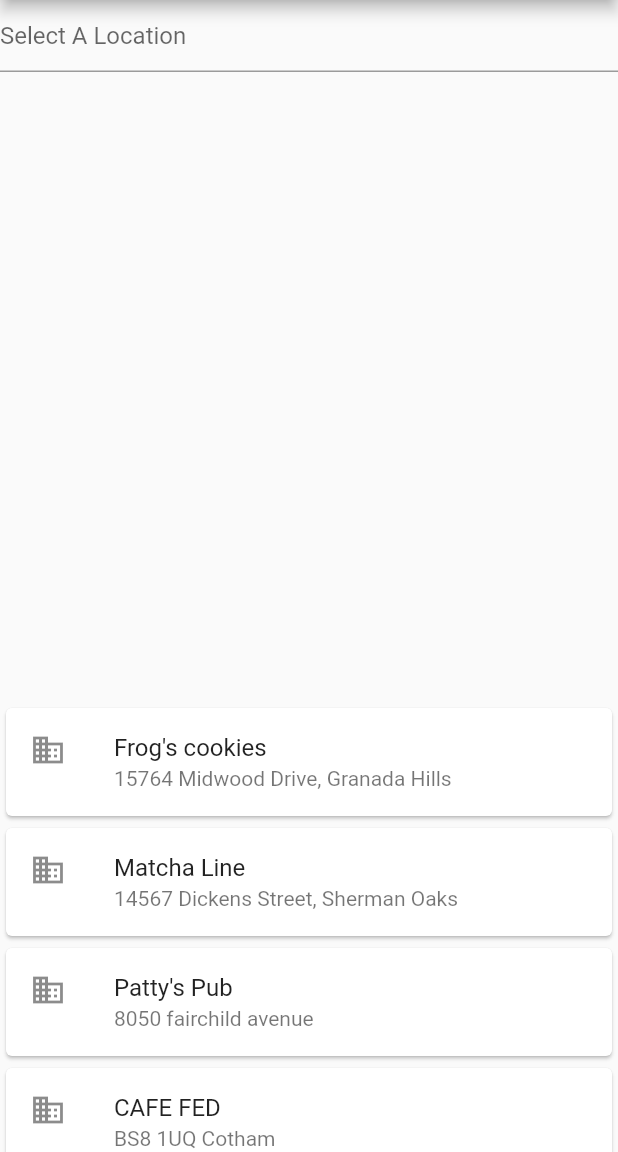
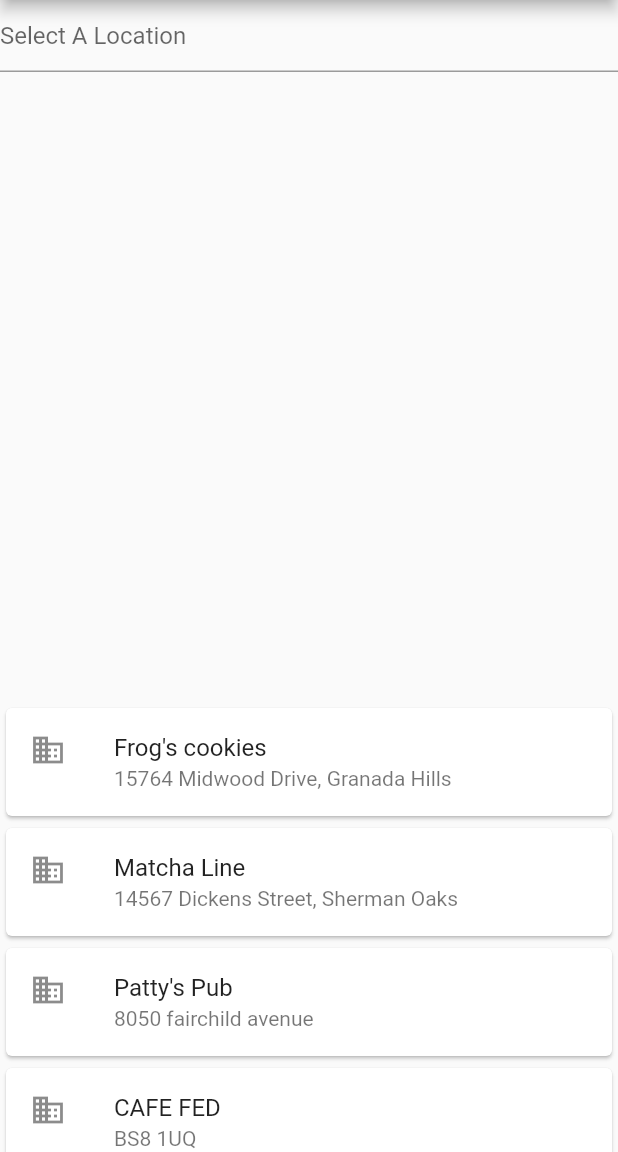
Before and after one commit to southwatertribe/bodega, a Flutter app: the screen it shows after launch, on a phone screen of 412 x 824 dp, the part 84-1236 px from its top. Run offline on Flutter 3.47's test engine with Material 2 defaults, Android fonts, the light colour scheme and no system bars.

Commit message:
added more data to test list scroll, added routes on main.dart

```diff
--- a/lib/DUMMDATA.dart
+++ b/lib/DUMMDATA.dart
@@ -17,6 +17,10 @@ const DUMMY_SHOPS = [
   ),
   Shop(
     name: "CAFE FED",
-    location: 'BS8 1UQ Cotham'
+    location: 'BS8 1UQ'
+  ),
+  Shop(
+    name: "Burger King",
+    location: "1111 One street, Oneland"
   )
 ];
--- a/lib/main.dart
+++ b/lib/main.dart
@@ -1,4 +1,4 @@
-// ignore_for_file: prefer_const_constructors
+// ignore_for_file: prefer_const_constructors, prefer_const_literals_to_create_immutables
 
 import 'package:flutter/material.dart';
 import 'package:tester/screens/shop_browser.dart';
@@ -16,6 +16,9 @@ class MyApp extends StatelessWidget {
         accentColor: Colors.amber,
       ),
       home: ShopBrowser(),
+      routes: {
+
+      },
     );
   }
 }
--- a/pubspec.yaml
+++ b/pubspec.yaml
@@ -40,6 +40,7 @@ dependencies:
   http: ^0.13.4
   flutter_bloc: ^8.0.1
   location: ^4.3.0
+  provider: ^6.0.2
 
 dev_dependencies:
   flutter_test:
```
Also changed, not shown: pubspec.lock.
